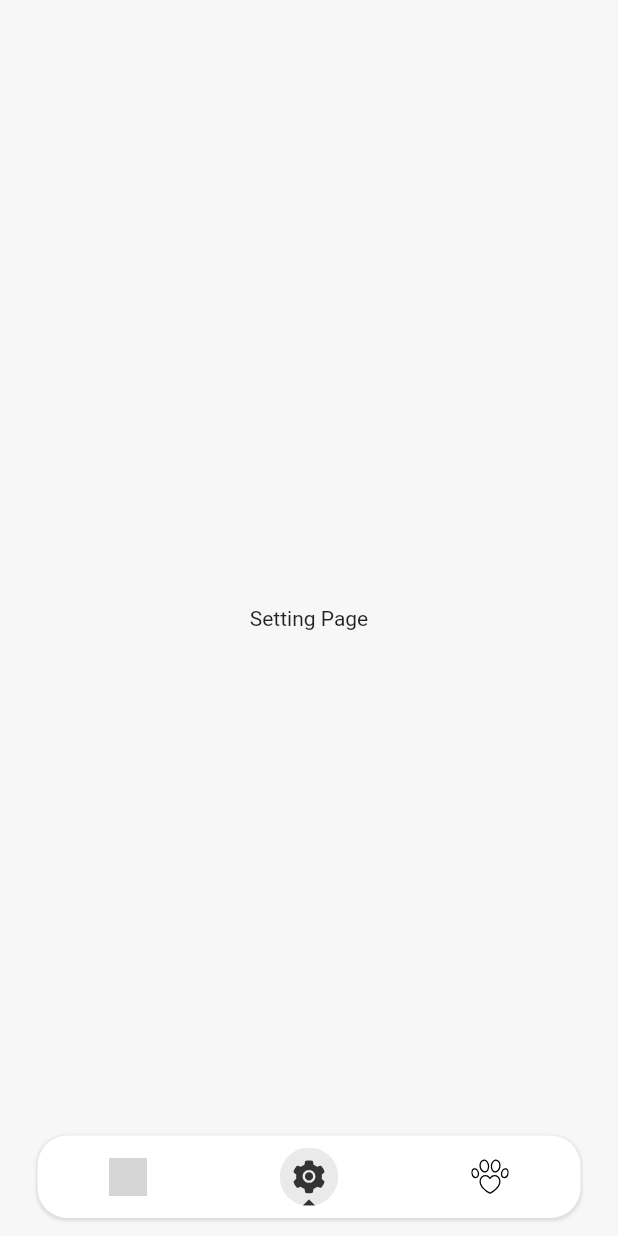
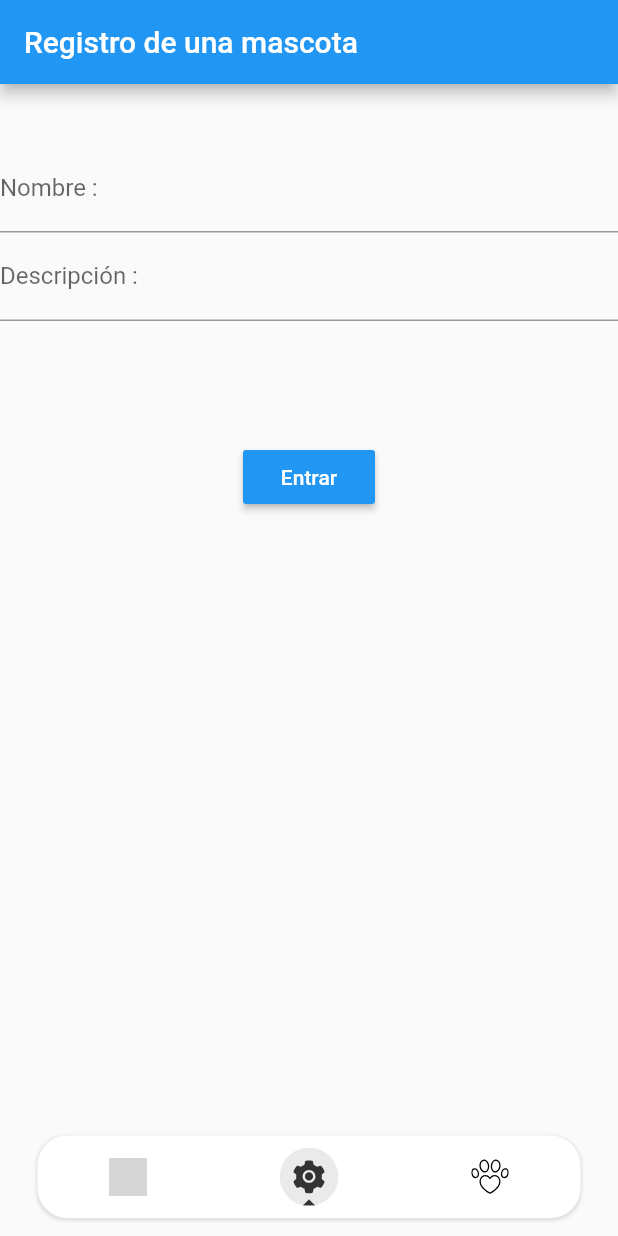
Before and after one commit to warevil/rescatadog, a Flutter app: the screen it shows after launch, after a tap on an icon or button, on a phone screen of 412 x 824 dp. Run offline on Flutter 3.47's test engine with Material 2 defaults, Android fonts, the phone set to English and light mode, and no system bars; our stand-ins replace flutter_svg; network calls fail; grey boxes are pictures that could not be loaded.

Commit message:
Crear pet formulario incompleto

```diff
--- a/lib/app/page.dart
+++ b/lib/app/page.dart
@@ -1,6 +1,7 @@
 import 'package:flutter/material.dart';
 
 import '../chat/page.dart';
+import '../pet_create/page.dart';
 import '../pet_profile/page.dart';
 import '../theme/colors.dart';
 import '../utils/constants.dart';
@@ -19,15 +20,13 @@ class _RootAppState extends State<RootApp> with TickerProviderStateMixin {
     {
       'icon': 'icons/pet-border.svg',
       'active_icon': 'icons/pet.svg',
-      'page': PetProfile(),
+      'page': const PetProfile(),
       'title': ' '
     },
     {
       'icon': 'assets/icons/setting-border.svg',
       'active_icon': 'assets/icons/setting.svg',
-      'page': const Center(
-        child: Text('Setting Page'),
-      ),
+      'page': CreatePetApp(),
       'title': ' '
     },
     {
--- /dev/null
+++ b/lib/pet_create/page.dart
@@ -0,0 +1,79 @@
+import 'package:flutter/material.dart';
+
+void main() {
+  runApp(CreatePetApp());
+}
+
+class CreatePetApp extends StatelessWidget
+{
+  @override
+  Widget build(BuildContext context)
+  {  final titulo ='Registro de una mascota';
+  return MaterialApp(
+    home: Scaffold(
+      appBar: (
+          AppBar(title: Text(titulo))),
+      body: HomeCreatePetApp(),
+    ),
+  );
+  }
+}
+
+class HomeCreatePetApp  extends StatefulWidget
+{
+  @override
+  State< HomeCreatePetApp> createState() => _HomeCreatePetState();
+}
+
+class _HomeCreatePetState extends State< HomeCreatePetApp>
+{
+  final _formkey = GlobalKey<FormState>();
+
+  @override
+  Widget build(BuildContext context) {
+    return Form(
+        key: _formkey,
+        child: Column(
+          children:<Widget> [
+            SizedBox( height: 40),
+            TextFormField(
+                decoration: InputDecoration(
+                    labelText: 'Nombre : '
+                ),
+                validator: (value) {
+                  if (value!.isEmpty) {
+                    return 'Debe ingresar un nombre a la mascota';
+                  }
+                }
+            )  ,
+            TextFormField(
+                decoration: InputDecoration(
+                    labelText: 'Descripción : '
+                ),
+                validator: (value) {
+                  if (value!.isEmpty) {
+                    return 'Ingrese una descripción';
+                  }
+                }
+            )  ,
+            Padding(
+              padding: const EdgeInsets.symmetric(vertical: 80,horizontal: 120),
+              child: RaisedButton(
+                onPressed: ()
+                {
+                  if(_formkey.currentState!.validate()) {
+                    Scaffold.of(context).showSnackBar(
+                        SnackBar(content: Text("Guardando pet en el sistema"))
+                    );
+                  }
+                },
+                child: Text('Entrar'),
+                color: Colors.blue,
+                textColor: Colors.white,
+              ),
+            ),
+          ],
+        )
+    );
+  }
+}
```
